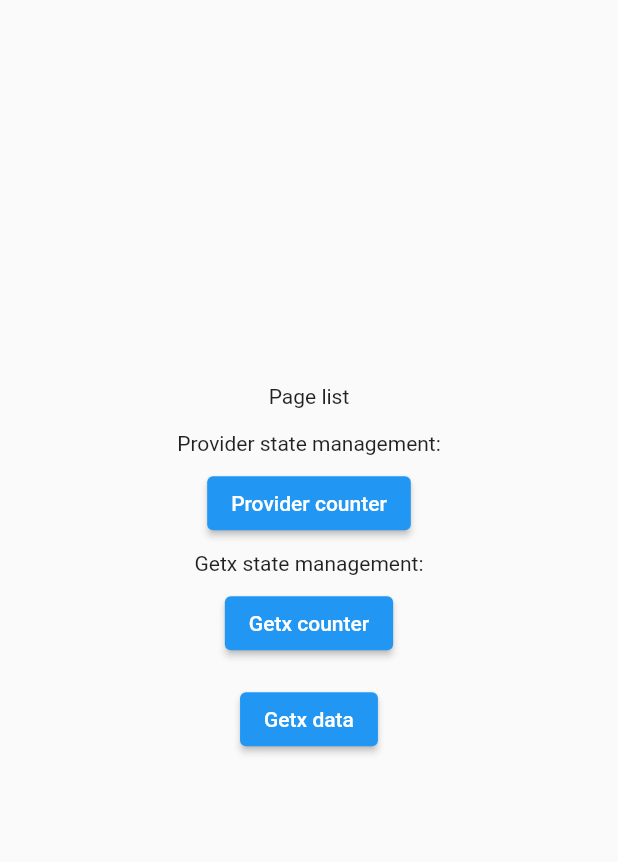
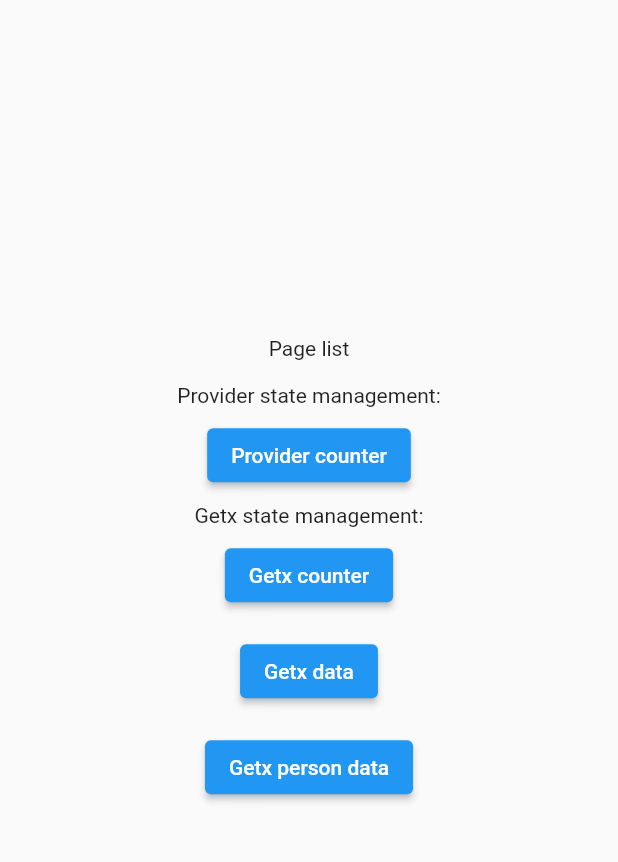
Before and after one commit to drelocatelli/learn-flutter, a Flutter app: the screen it shows after launch, on a phone screen of 412 x 824 dp, the part 84-946 px from its top. Run offline on Flutter 3.47's test engine with Material 2 defaults, Android fonts, the phone set to English and light mode, and no system bars; our stand-ins replace get.

Commit message:
getx mapping data

```diff
--- /dev/null
+++ b/lib/classes/person.dart
@@ -0,0 +1,15 @@
+import 'package:json_annotation/json_annotation.dart';
+
+part 'person.g.dart';
+
+@JsonSerializable()
+class Person {
+  final String name, lastName;
+  final int age;
+
+  Person({required this.name, required this.age, required this.lastName});
+
+  factory Person.fromJson(Map<String, dynamic> json) => _$PersonFromJson(json);
+  Map<String, dynamic> toJson() => _$PersonToJson(this);
+
+}
--- /dev/null
+++ b/lib/controller/getxStates/person_controller.dart
@@ -0,0 +1,9 @@
+import 'package:get/get.dart';
+import 'package:testing/classes/person.dart';
+
+class PersonController extends GetxController {
+  Rx<Person?> person = Rx<Person?>(null);
+
+  void setPerson({required Person personInput}) => this.person.value = personInput;
+
+}
--- a/lib/modules/pages/list.dart
+++ b/lib/modules/pages/list.dart
@@ -5,6 +5,7 @@ import 'package:get/get.dart';
 import 'package:testing/components/app_bar.dart';
 import 'package:testing/modules/pages/getCounterApp.dart';
 import 'package:testing/modules/pages/getDataApp.dart';
+import 'package:testing/modules/pages/getPersonApp.dart';
 import 'package:testing/modules/pages/providerCounterApp.dart';
 
 class ListPage extends StatelessWidget {
@@ -33,6 +34,10 @@ class ListPage extends StatelessWidget {
               padding: const EdgeInsets.all(8.0),
               child: ElevatedButton(onPressed: () => Get.to(() => GetDataPage()), child: Text("Getx data")),
             ),
+            Padding(
+              padding: const EdgeInsets.all(8.0),
+              child: ElevatedButton(onPressed: () => Get.to(() => GetPersonApp()), child: Text("Getx person data")),
+            ),
           ],
         ),
       )
--- a/pubspec.yaml
+++ b/pubspec.yaml
@@ -36,6 +36,9 @@ dependencies:
   cupertino_icons: ^1.0.2
   get: ^4.6.5
   provider: ^6.0.3
+  json_serializable: ^6.3.1
+  json_annotation: ^4.6.0
+  build_runner: ^2.2.0
 
 dev_dependencies:
   flutter_test:
```
Also changed, not shown: lib/modules/pages/getPersonApp.dart (added, +67 -0 lines), lib/classes/person.g.dart (added), pubspec.lock.
